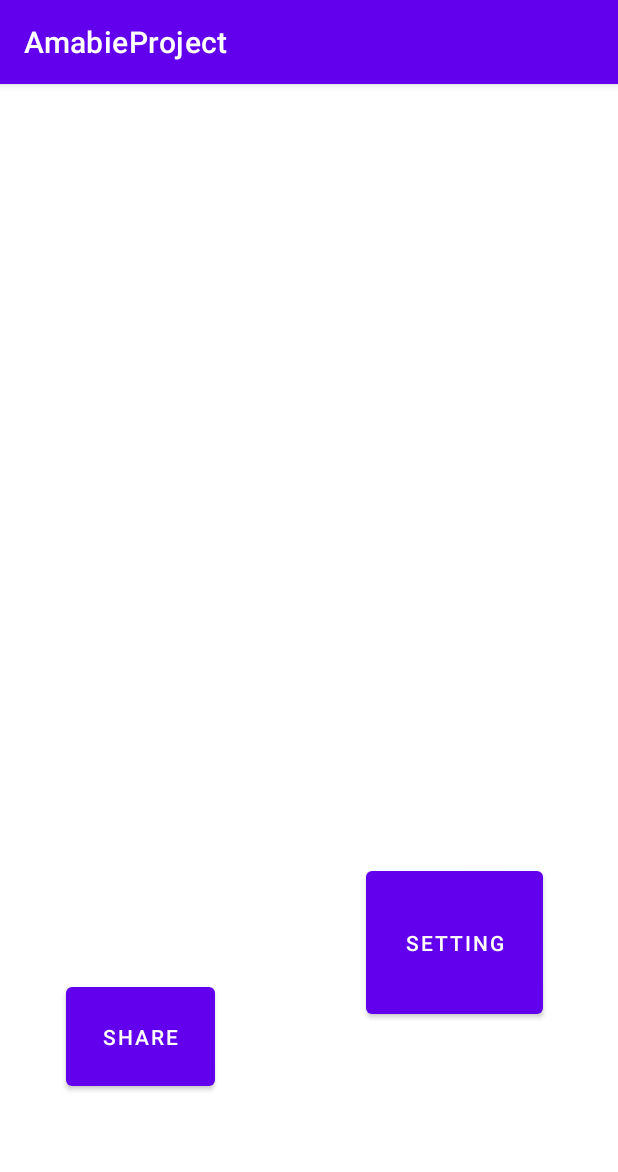
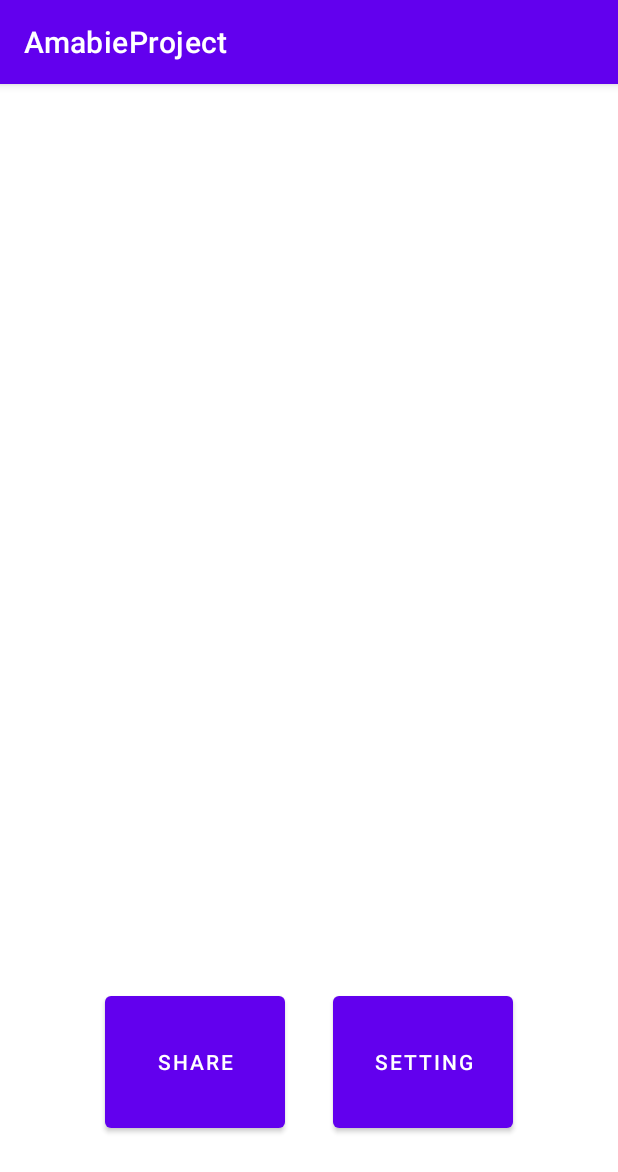
Before and after one commit to FunLocks/team2003, an Android app: the screen it shows after launch (MainActivity), on a phone screen of 412 x 824 dp. Shown: the top 1172 px of the screen. Run offline under Robolectric (Android 15) with nearby library versions, the light colour scheme and no system bars.

Commit message:
set button buttom share and setting

```diff
--- a/AmabieProject/app/src/main/res/layout/activity_main.xml
+++ b/AmabieProject/app/src/main/res/layout/activity_main.xml
@@ -6,32 +6,44 @@
     android:layout_height="match_parent"
     tools:context=".MainActivity">
 
+    <LinearLayout
+        android:layout_width="304dp"
+        android:layout_height="wrap_content"
+        android:layout_marginStart="16dp"
+        android:layout_marginLeft="16dp"
+        android:layout_marginEnd="16dp"
+        android:layout_marginRight="16dp"
+        android:layout_marginBottom="50dp"
+        android:orientation="horizontal"
+        app:layout_constraintBottom_toBottomOf="parent"
+        app:layout_constraintEnd_toEndOf="parent"
+        app:layout_constraintStart_toStartOf="parent">
+
         <Button
             android:id="@+id/share_button"
-        android:layout_width="99dp"
-        android:layout_height="78dp"
-        android:layout_marginStart="44dp"
-        android:layout_marginLeft="44dp"
-        android:layout_marginTop="596dp"
-        android:layout_marginEnd="279dp"
-        android:layout_marginRight="279dp"
-        android:text="@string/share_button"
-        app:layout_constraintEnd_toEndOf="parent"
-        app:layout_constraintHorizontal_bias="0.0"
-        app:layout_constraintStart_toStartOf="parent"
-        app:layout_constraintTop_toTopOf="parent" />
+            android:layout_width="120dp"
+            android:layout_height="100dp"
+            android:layout_marginStart="16dp"
+            android:layout_marginLeft="16dp"
+            android:layout_marginEnd="16dp"
+            android:layout_marginRight="16dp"
+            android:layout_marginBottom="16dp"
+            android:layout_weight="0"
+            android:text="@string/share_button" />
 
         <Button
             android:id="@+id/setting_button"
-        android:layout_width="118dp"
-        android:layout_height="107dp"
-        android:layout_marginEnd="50dp"
-        android:layout_marginRight="50dp"
-        android:layout_marginBottom="142dp"
+            android:layout_width="120dp"
+            android:layout_height="100dp"
+            android:layout_marginStart="16dp"
+            android:layout_marginLeft="16dp"
+            android:layout_marginEnd="16dp"
+            android:layout_marginRight="16dp"
+            android:layout_marginBottom="16dp"
+            android:layout_weight="0"
             android:onClick="onClickSetting"
             android:text="Setting"
-        app:layout_constraintBottom_toBottomOf="parent"
-        app:layout_constraintEnd_toEndOf="parent"
             tools:ignore="HardcodedText,MissingConstraints" />
+    </LinearLayout>
 
 </androidx.constraintlayout.widget.ConstraintLayout>
```
Lines whose indentation alone changed are shown as unchanged.
